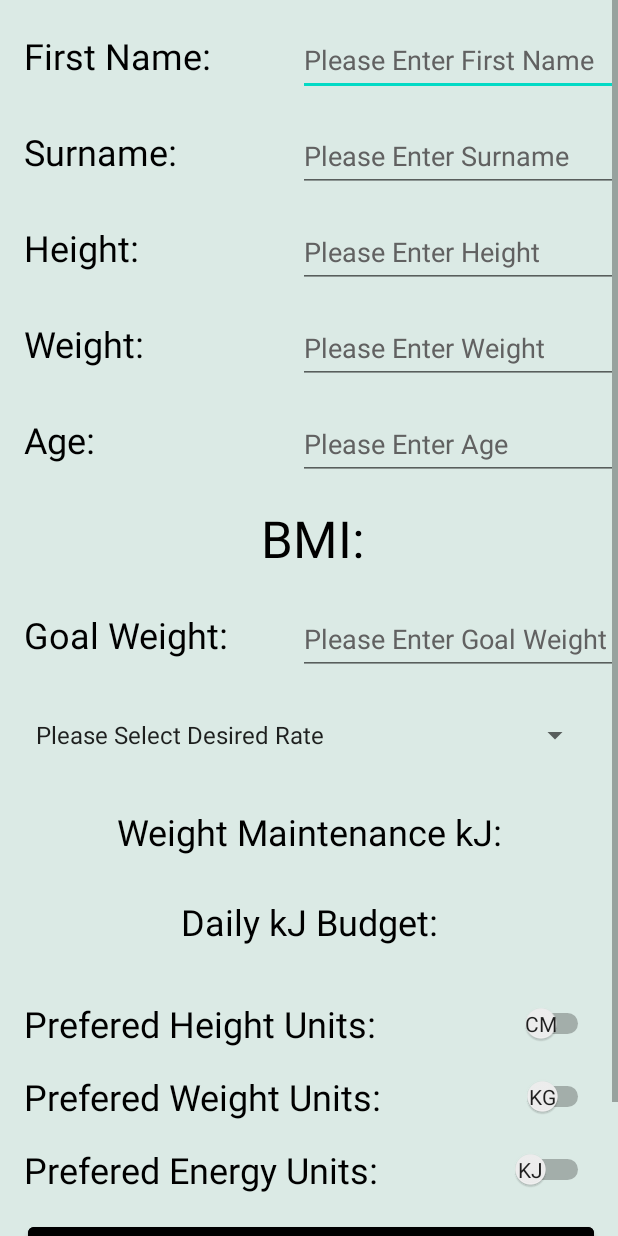
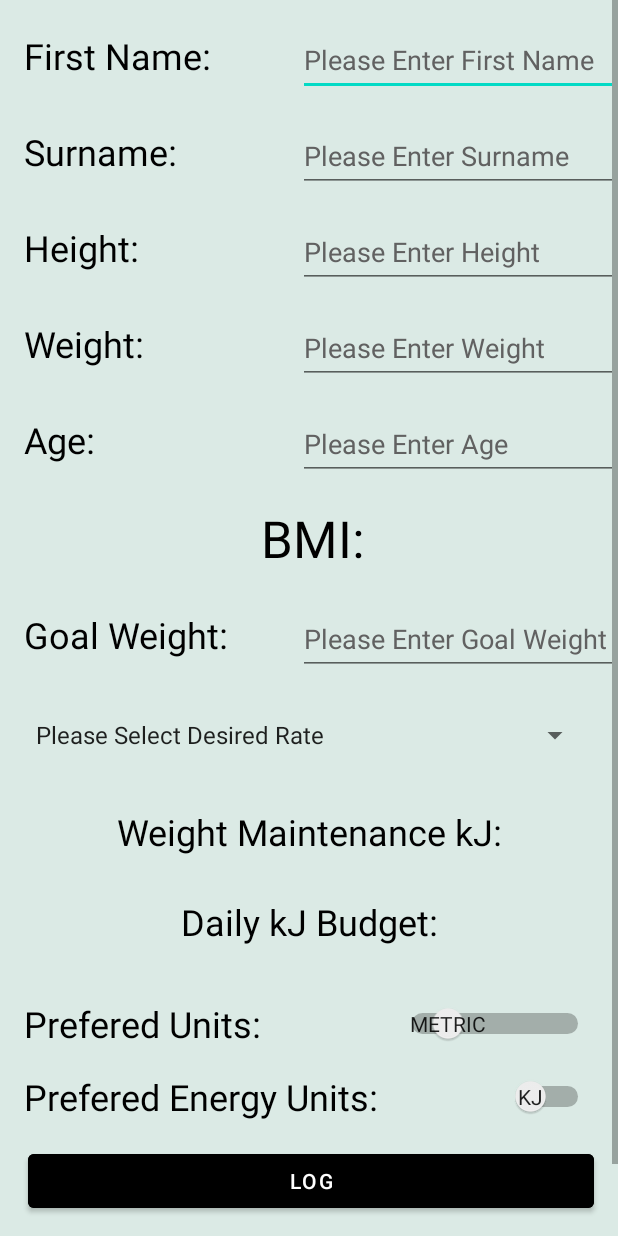
Before and after one commit to ChrisTurner-s3931227/BITS_RandomFitnessProject, an Android app: the DietSettings screen opened directly, with no data from a screen before it, on a phone screen of 412 x 824 dp. Run offline under Robolectric (Android 15) with nearby library versions, the phone set to English and light mode, and no system bars.

Commit message:
Updated settings functions

```diff
--- a/app/src/main/java/com/example/randomfitness/DatabaseIntake.java
+++ b/app/src/main/java/com/example/randomfitness/DatabaseIntake.java
@@ -47,7 +47,7 @@ public class DatabaseIntake extends SQLiteOpenHelper {
     @Override
     public void onCreate(SQLiteDatabase db) {
         String createIntakeTableStatement = "CREATE TABLE " + DIET_INTAKE + " (" + COLUMN_ID + " INTEGER PRIMARY KEY AUTOINCREMENT, " + COLUMN_DATE + " TEXT, " + COLUMN_BREAKFAST + " INT, " + COLUMN_LUNCH + " INT, " + COLUMN_DINNER + " INT, " + COLUMN_SNACKS + " INT, " + COLUMN_DAILY + " INT)";
-        String createSettingsTableStatement = "CREATE TABLE " + SETTINGS + " (" + COLUMN_ID + " INTEGER PRIMARY KEY AUTOINCREMENT, " + COLUMN_FIRST_NAME + " TEXT, " + COLUMN_LAST_NAME + " TEXT, " + COLUMN_AGE + " INT, " + COLUMN_HEIGHT_UNITS + " INT, " + COLUMN_WEIGHT_UNITS + " INT, " + COLUMN_ENERGY_UNITS + " INT, " + COLUMN_HEIGHT + " INT, " + COLUMN_WEIGHT + " INT, " + COLUMN_BMI + " INT, " + COLUMN_GOAL + " INT, " + COLUMN_RATE + " INT, " + COLUMN_MAINTENANCE + " INT, " + COLUMN_BUDGET + " INT)";
+        String createSettingsTableStatement = "CREATE TABLE " + SETTINGS + " (" + COLUMN_ID + " INTEGER PRIMARY KEY AUTOINCREMENT, " + COLUMN_FIRST_NAME + " TEXT, " + COLUMN_LAST_NAME + " TEXT, " + COLUMN_AGE + " INT, " + COLUMN_HEIGHT_UNITS + " INT, " + COLUMN_WEIGHT_UNITS + " INT, " + COLUMN_ENERGY_UNITS + " INT, " + COLUMN_HEIGHT + " REAL, " + COLUMN_WEIGHT + " REAL, " + COLUMN_BMI + " REAL, " + COLUMN_GOAL + " REAL, " + COLUMN_RATE + " INT, " + COLUMN_MAINTENANCE + " INT, " + COLUMN_BUDGET + " INT)";
         // exercise table to  be filled with relevant fields
         String createExerciseTableStatement = "CREATE TABLE " + EXERCISE + " (" + COLUMN_ID +  " INTEGER PRIMARY KEY AUTOINCREMENT)";
 
--- a/app/src/main/res/layout/activity_diet_settings.xml
+++ b/app/src/main/res/layout/activity_diet_settings.xml
@@ -10,24 +10,6 @@
     <androidx.constraintlayout.widget.ConstraintLayout
         android:layout_width="match_parent"
         android:layout_height="match_parent">
-
-        <Switch
-            android:id="@+id/weightswitch"
-            android:layout_width="0dp"
-            android:layout_height="wrap_content"
-            android:layout_marginStart="16dp"
-            android:layout_marginTop="16dp"
-            android:layout_marginEnd="16dp"
-            android:showText="true"
-            android:splitTrack="false"
-            android:text="Prefered Weight Units:"
-            android:textOff="kg"
-            android:textOn="lb"
-            android:textSize="24sp"
-            app:layout_constraintEnd_toEndOf="parent"
-            app:layout_constraintHorizontal_bias="0.0"
-            app:layout_constraintStart_toStartOf="parent"
-            app:layout_constraintTop_toBottomOf="@+id/heightswitch" />
 
         <Switch
             android:id="@+id/energyswitch"
@@ -45,7 +27,7 @@
             app:layout_constraintEnd_toEndOf="parent"
             app:layout_constraintHorizontal_bias="0.0"
             app:layout_constraintStart_toStartOf="parent"
-            app:layout_constraintTop_toBottomOf="@+id/weightswitch" />
+            app:layout_constraintTop_toBottomOf="@+id/measurementswitch" />
 
         <Button
             android:id="@+id/logbutton"
@@ -91,7 +73,7 @@
             android:layout_marginTop="16dp"
             android:ems="10"
             android:hint="@string/firstname"
-        android:inputType="number"
+            android:inputType="textPersonName"
             android:minHeight="48dp"
             android:textColorHint="#616161"
             app:layout_constraintEnd_toEndOf="parent"
@@ -104,7 +86,7 @@
             android:layout_marginTop="16dp"
             android:ems="10"
             android:hint="@string/lastname"
-        android:inputType="number"
+            android:inputType="textPersonName"
             android:minHeight="48dp"
             android:textColorHint="#616161"
             app:layout_constraintEnd_toEndOf="parent"
@@ -276,7 +258,7 @@
         app:layout_constraintTop_toBottomOf="@+id/goalweighttext" />
 
         <Switch
-            android:id="@+id/heightswitch"
+            android:id="@+id/measurementswitch"
             android:layout_width="0dp"
             android:layout_height="wrap_content"
             android:layout_marginStart="16dp"
@@ -284,9 +266,9 @@
             android:layout_marginEnd="16dp"
             android:showText="true"
             android:splitTrack="false"
-            android:text="Prefered Height Units:"
-            android:textOff="cm"
-            android:textOn="in"
+            android:text="Prefered Units:"
+            android:textOff="metric"
+            android:textOn="imperial"
             android:textSize="24sp"
             app:layout_constraintEnd_toEndOf="parent"
             app:layout_constraintStart_toStartOf="parent"
```
Also changed, not shown: app/src/main/java/com/example/randomfitness/DietSettings.java (+74 -57 lines), app/src/main/java/com/example/randomfitness/SettingsModel.java (+13 -13 lines). Lines whose indentation alone changed are shown as unchanged.
